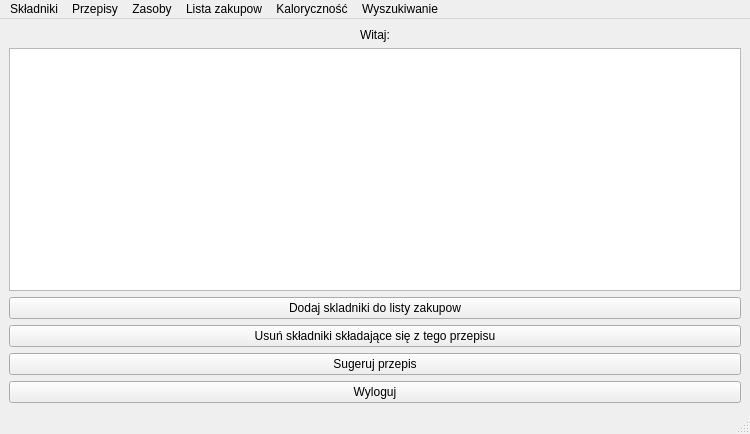
First picture: the form in mainwindow.ui, repository Akacz47/Intelligent-pantry, before the edit.
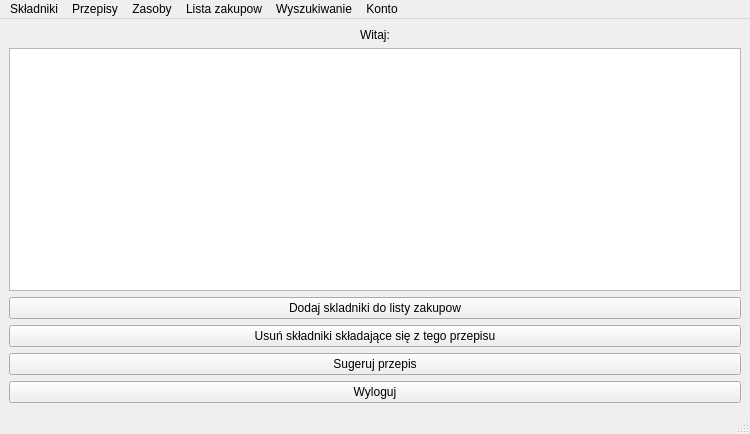
Second picture: the form after the edit.

Patch:
```diff
--- a/mainwindow.ui
+++ b/mainwindow.ui
@@ -160,9 +160,9 @@
     <addaction name="actionSaveToFile"/>
     <addaction name="actionReadFromFile"/>
    </widget>
-   <widget class="QMenu" name="menuKcal">
+   <widget class="QMenu" name="menuAccount">
     <property name="title">
-     <string>Kaloryczność</string>
+     <string>Konto</string>
     </property>
     <addaction name="actionChangeDailyMaxKcal"/>
    </widget>
@@ -176,8 +176,8 @@
    <addaction name="menuPrzepisy"/>
    <addaction name="menuZasoby"/>
    <addaction name="menuLista_zakupow"/>
-   <addaction name="menuKcal"/>
    <addaction name="menuWyszukiwanie"/>
+   <addaction name="menuAccount"/>
   </widget>
   <widget class="QStatusBar" name="statusbar"/>
   <action name="actionOption_3">
```
Left out of the diff: 6 changed lines with no effect on the pictures.
